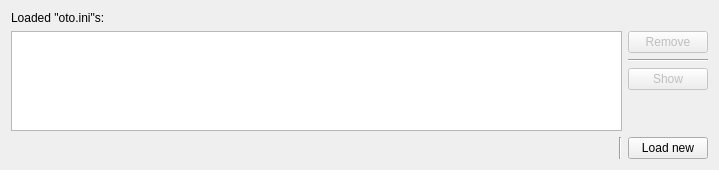
Old version of the form src/utils/widgets/otofilemultipleloadwidget.ui in the repository shine5402/KiraOtoToolbox.
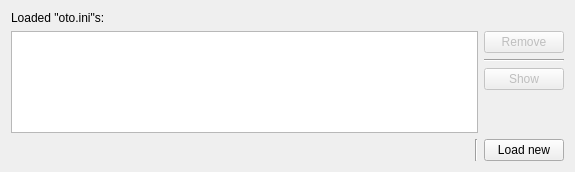
New version of the form. Custom widgets are drawn as their Qt base class.

```diff
--- a/src/utils/widgets/otofilemultipleloadwidget.ui
+++ b/src/utils/widgets/otofilemultipleloadwidget.ui
@@ -6,19 +6,21 @@
    <rect>
     <x>0</x>
     <y>0</y>
-    <width>719</width>
-    <height>170</height>
+    <width>575</width>
+    <height>172</height>
    </rect>
   </property>
-  <layout class="QGridLayout" name="gridLayout">
-   <item row="0" column="0">
+  <layout class="QVBoxLayout" name="verticalLayout_2">
+   <item>
     <widget class="QLabel" name="label">
      <property name="text">
       <string>Loaded &quot;oto.ini&quot;s:</string>
      </property>
     </widget>
    </item>
-   <item row="1" column="0" colspan="2">
+   <item>
+    <layout class="QHBoxLayout" name="horizontalLayout_2">
+     <item>
     <widget class="QTableView" name="otoFileTableView">
      <property name="selectionMode">
       <enum>QAbstractItemView::ExtendedSelection</enum>
@@ -31,7 +33,7 @@
      </attribute>
     </widget>
    </item>
-   <item row="1" column="2">
+     <item>
     <layout class="QVBoxLayout" name="verticalLayout">
      <item>
       <widget class="QPushButton" name="removeButton">
@@ -67,15 +69,19 @@
        </property>
        <property name="sizeHint" stdset="0">
         <size>
-         <width>20</width>
-         <height>40</height>
+           <width>0</width>
+           <height>0</height>
         </size>
        </property>
       </spacer>
      </item>
     </layout>
    </item>
-   <item row="2" column="0">
+    </layout>
+   </item>
+   <item>
+    <layout class="QHBoxLayout" name="horizontalLayout">
+     <item>
     <widget class="OtoFileNameEditWithOpenBrowse" name="openFileNameEdit" native="true">
      <property name="sizePolicy">
       <sizepolicy hsizetype="Expanding" vsizetype="Preferred">
@@ -85,19 +91,21 @@
      </property>
     </widget>
    </item>
-   <item row="2" column="1">
+     <item>
     <widget class="Line" name="line">
      <property name="orientation">
       <enum>Qt::Vertical</enum>
      </property>
     </widget>
    </item>
-   <item row="2" column="2">
+     <item>
     <widget class="QPushButton" name="loadButton">
      <property name="text">
       <string>Load new</string>
      </property>
     </widget>
+     </item>
+    </layout>
    </item>
   </layout>
  </widget>
```
Lines whose indentation alone changed are shown as unchanged.
